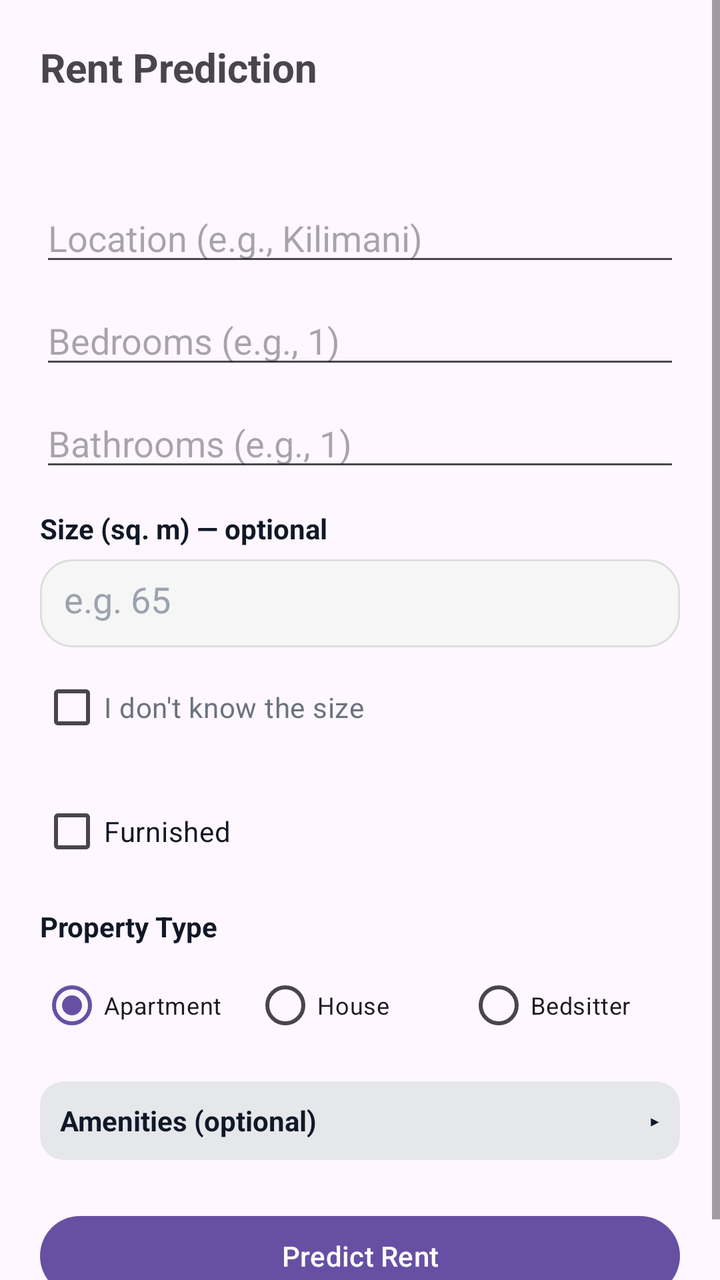
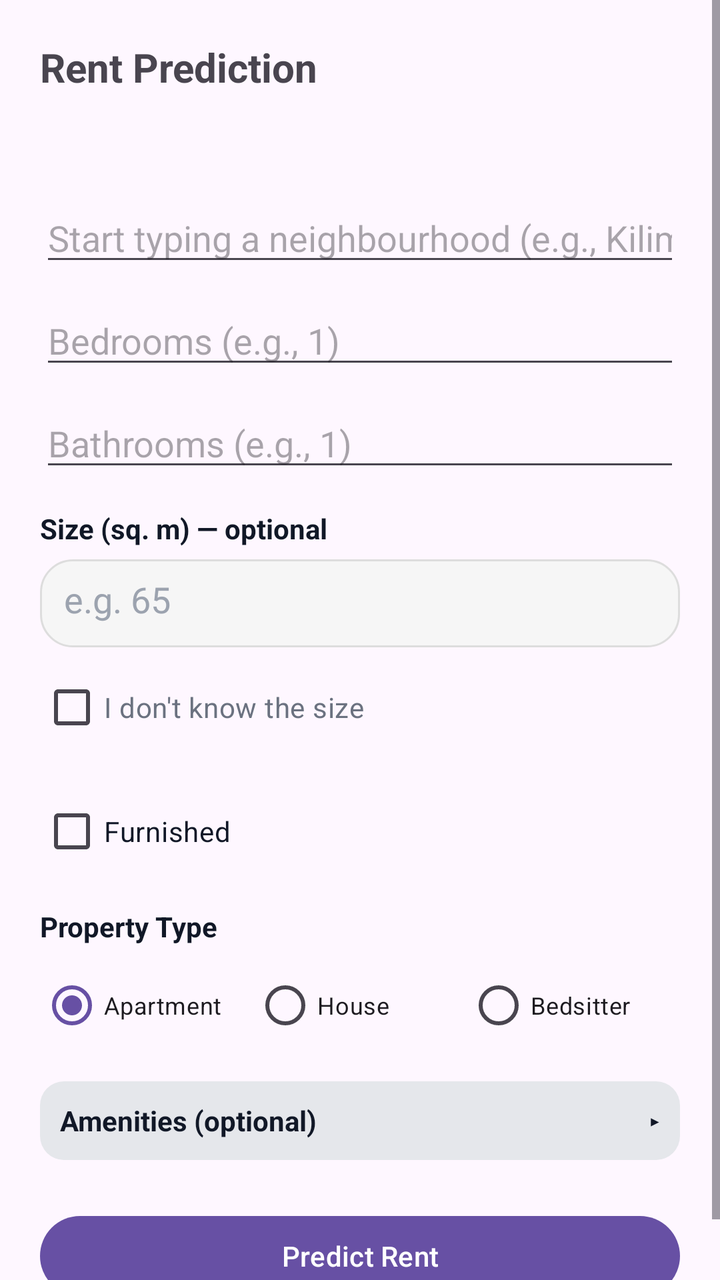

Before-and-after screenshots of an Android layout around one commit, followed by the original layout XML and the change that was made.
<!-- AndroidManifest.xml: application theme Theme.KodiWise -->
<!-- res/layout/activity_prediction_form.xml -->
<?xml version="1.0" encoding="utf-8"?>
<ScrollView xmlns:android="http://schemas.android.com/apk/res/android"
    android:layout_width="match_parent"
    android:layout_height="match_parent">

    <LinearLayout
        android:layout_width="match_parent"
        android:layout_height="wrap_content"
        android:orientation="vertical"
        android:padding="20dp">

        <TextView
            android:layout_width="wrap_content"
            android:layout_height="wrap_content"
            android:text="Rent Prediction"
            android:textSize="20sp"
            android:textStyle="bold"
            android:layout_marginBottom="16dp" />

        <TextView
            android:id="@+id/tvPBand"
            android:layout_width="wrap_content"
            android:layout_height="wrap_content"
            android:layout_marginTop="12dp"
            android:text=""
            android:textStyle="bold"
            android:textSize="16sp"/>

        <EditText
            android:id="@+id/etPLocation"
            android:layout_width="match_parent"
            android:layout_height="wrap_content"
            android:hint="Location (e.g., Kilimani)"
            android:inputType="text" />

        <EditText
            android:id="@+id/etPBedrooms"
            android:layout_width="match_parent"
            android:layout_height="wrap_content"
            android:hint="Bedrooms (e.g., 1)"
            android:inputType="number"
            android:layout_marginTop="10dp" />

        <EditText
            android:id="@+id/etPBathrooms"
            android:layout_width="match_parent"
            android:layout_height="wrap_content"
            android:hint="Bathrooms (e.g., 1)"
            android:inputType="number"
            android:layout_marginTop="10dp"
            android:layout_marginBottom="14dp" />

        <include layout="@layout/include_realistic_property_fields" />

        <Button
            android:id="@+id/btnPredictNow"
            android:layout_width="match_parent"
            android:layout_height="wrap_content"
            android:text="Predict Rent"
            android:layout_marginTop="16dp" />

    </LinearLayout>
</ScrollView>
<!-- res/layout/include_realistic_property_fields.xml (included above) -->
<?xml version="1.0" encoding="utf-8"?>
<merge xmlns:android="http://schemas.android.com/apk/res/android">

    
    <TextView
        android:layout_width="wrap_content"
        android:layout_height="wrap_content"
        android:text="Size (sq. m) — optional"
        android:textStyle="bold"
        android:textColor="#111827"
        android:layout_marginBottom="6dp" />

    <EditText
        android:id="@+id/etSqm"
        android:layout_width="match_parent"
        android:layout_height="44dp"
        android:background="@drawable/input_rounded"
        android:padding="12dp"
        android:hint="e.g. 65"
        android:inputType="numberDecimal"
        android:textColor="#111827"
        android:textColorHint="#9CA3AF"
        android:layout_marginBottom="6dp" />

    <CheckBox
        android:id="@+id/cbDontKnowSize"
        android:layout_width="wrap_content"
        android:layout_height="wrap_content"
        android:text="I don't know the size"
        android:textColor="#6B7280"
        android:layout_marginBottom="14dp" />

    <CheckBox
        android:id="@+id/cbFurnished"
        android:layout_width="wrap_content"
        android:layout_height="wrap_content"
        android:text="Furnished"
        android:textColor="#111827"
        android:layout_marginBottom="14dp" />

    
    <TextView
        android:layout_width="wrap_content"
        android:layout_height="wrap_content"
        android:text="Property Type"
        android:textStyle="bold"
        android:textColor="#111827"
        android:layout_marginBottom="6dp" />

    <RadioGroup
        android:id="@+id/rgPropertyType"
        android:layout_width="match_parent"
        android:layout_height="wrap_content"
        android:orientation="horizontal"
        android:layout_marginBottom="14dp">

        <RadioButton
            android:id="@+id/rbApartment"
            android:layout_width="0dp"
            android:layout_height="wrap_content"
            android:layout_weight="1"
            android:text="Apartment"
            android:checked="true"
            android:textSize="12sp" />

        <RadioButton
            android:id="@+id/rbHouse"
            android:layout_width="0dp"
            android:layout_height="wrap_content"
            android:layout_weight="1"
            android:text="House"
            android:textSize="12sp" />

        <RadioButton
            android:id="@+id/rbBedsitter"
            android:layout_width="0dp"
            android:layout_height="wrap_content"
            android:layout_weight="1"
            android:text="Bedsitter"
            android:textSize="12sp" />
    </RadioGroup>

    
    <LinearLayout
        android:id="@+id/headerAmenities"
        android:layout_width="match_parent"
        android:layout_height="wrap_content"
        android:orientation="horizontal"
        android:gravity="center_vertical"
        android:clickable="true"
        android:focusable="true"
        android:background="@drawable/bg_light_button"
        android:padding="10dp"
        android:layout_marginBottom="8dp">

        <TextView
            android:layout_width="0dp"
            android:layout_height="wrap_content"
            android:layout_weight="1"
            android:text="Amenities (optional)"
            android:textStyle="bold"
            android:textColor="#111827" />

        <TextView
            android:id="@+id/tvAmenitiesArrow"
            android:layout_width="wrap_content"
            android:layout_height="wrap_content"
            android:text="▸"
            android:textColor="#111827" />
    </LinearLayout>

    <LinearLayout
        android:id="@+id/layoutAmenities"
        android:layout_width="match_parent"
        android:layout_height="wrap_content"
        android:orientation="vertical"
        android:visibility="gone"
        android:layout_marginBottom="14dp">

        <CheckBox
            android:id="@+id/cbGenerator"
            android:layout_width="match_parent"
            android:layout_height="wrap_content"
            android:text="Generator" />

        <CheckBox
            android:id="@+id/cbBorehole"
            android:layout_width="match_parent"
            android:layout_height="wrap_content"
            android:text="Borehole" />

        <CheckBox
            android:id="@+id/cbCctv"
            android:layout_width="match_parent"
            android:layout_height="wrap_content"
            android:text="CCTV" />

        <CheckBox
            android:id="@+id/cbDsq"
            android:layout_width="match_parent"
            android:layout_height="wrap_content"
            android:text="DSQ (Servant Quarter)" />

        <CheckBox
            android:id="@+id/cbPlayArea"
            android:layout_width="match_parent"
            android:layout_height="wrap_content"
            android:text="Play Area" />

        <CheckBox
            android:id="@+id/cbGarden"
            android:layout_width="match_parent"
            android:layout_height="wrap_content"
            android:text="Garden" />

    </LinearLayout>

</merge>
<!-- resources referenced by this layout -->
<resources>
  <!-- drawable bg_light_button (drawable) -->
  <?xml version="1.0" encoding="utf-8"?>
  <shape xmlns:android="http://schemas.android.com/apk/res/android">
      <solid android:color="#E5E7EB" />
      <corners android:radius="12dp" />
  </shape>
  <!-- drawable input_rounded (drawable) -->
  <?xml version="1.0" encoding="utf-8"?>
  <shape xmlns:android="http://schemas.android.com/apk/res/android">
      <solid android:color="#F6F6F6"/>
      <corners android:radius="16dp"/>
      <stroke android:width="1dp" android:color="#DDDDDD"/>
  </shape>
  <style name="Theme.KodiWise" parent="Base.Theme.KodiWise" />
  <style name="Base.Theme.KodiWise" parent="Theme.Material3.DayNight.NoActionBar">
          
          
      </style>
</resources>

<!-- the commit's change to res/layout/activity_prediction_form.xml (unified diff, before → after) -->
@@ -26,12 +26,13 @@
             android:textStyle="bold"
             android:textSize="16sp"/>
 
-        <EditText
+        <AutoCompleteTextView
             android:id="@+id/etPLocation"
             android:layout_width="match_parent"
             android:layout_height="wrap_content"
-            android:hint="Location (e.g., Kilimani)"
-            android:inputType="text" />
+            android:hint="Start typing a neighbourhood (e.g., Kilimani)"
+            android:inputType="text"
+            android:completionThreshold="1" />
 
         <EditText
             android:id="@+id/etPBedrooms"
